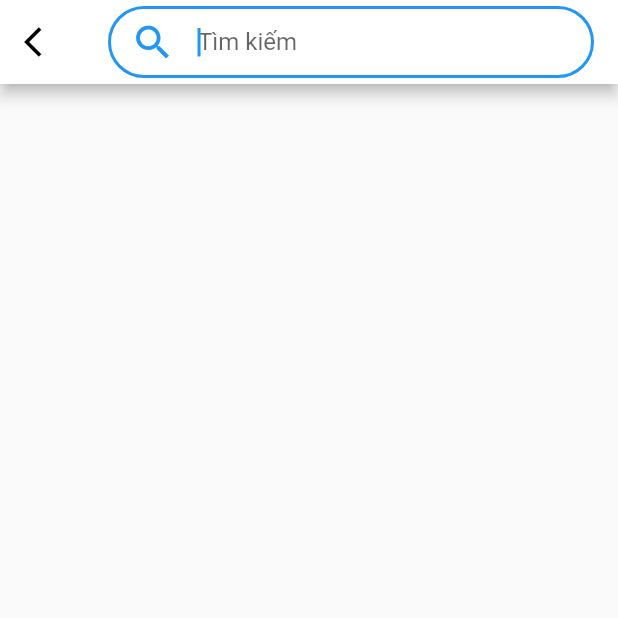
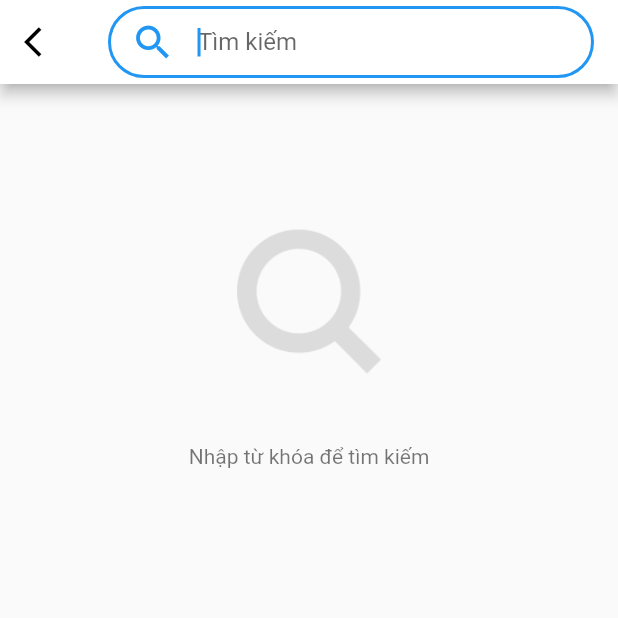
Before and after one commit to vietmit37/Fluuter_Food, a Flutter app: the SearchPage screen opened directly, on a phone screen of 412 x 824 dp, the top half of it. Run offline on Flutter 3.47's test engine with Material 2 defaults, Android fonts, the phone set to English and light mode, and no system bars; our stand-ins replace flutter_icons, lottie, sliding_up_panel, sqflite, tab_indicator_styler; accounts and stored records are empty; statements that could not run were skipped; project files that could hold a hidden picture were left out.

Commit message:
add search empty logo

```diff
--- a/lib/home/components/search.dart
+++ b/lib/home/components/search.dart
@@ -93,6 +93,26 @@ class _SearchPageState extends State<SearchPage> {
                         )
                     );
                   }
+
+                  if (recipeList.length < 1) {
+                    return Column(
+                      children: [
+                        Center(
+                            child: Image.asset('assets/images/search_logo.png',
+                              height: 210,
+                              width: 150,
+                              color: Colors.black12,
+                              alignment: Alignment.bottomCenter,
+                            )
+                        ),
+                        SizedBox(
+                          height: 20,
+                        ),
+                        Text('Nhập từ khóa để tìm kiếm', style: TextStyle(color: Colors.black54),)
+                      ],
+                    );
+                  }
+
                   return ListView.builder(
                     physics: ScrollPhysics(),
                     shrinkWrap: true,
```
Also changed, not shown: assets/images/search_logo.png (added).
